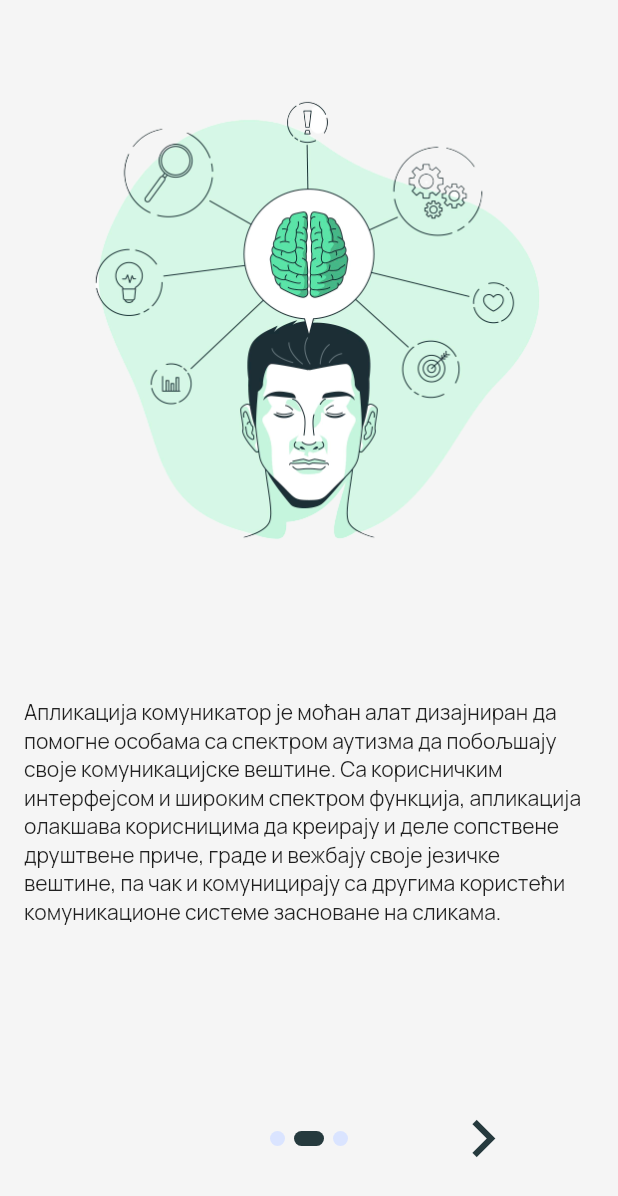
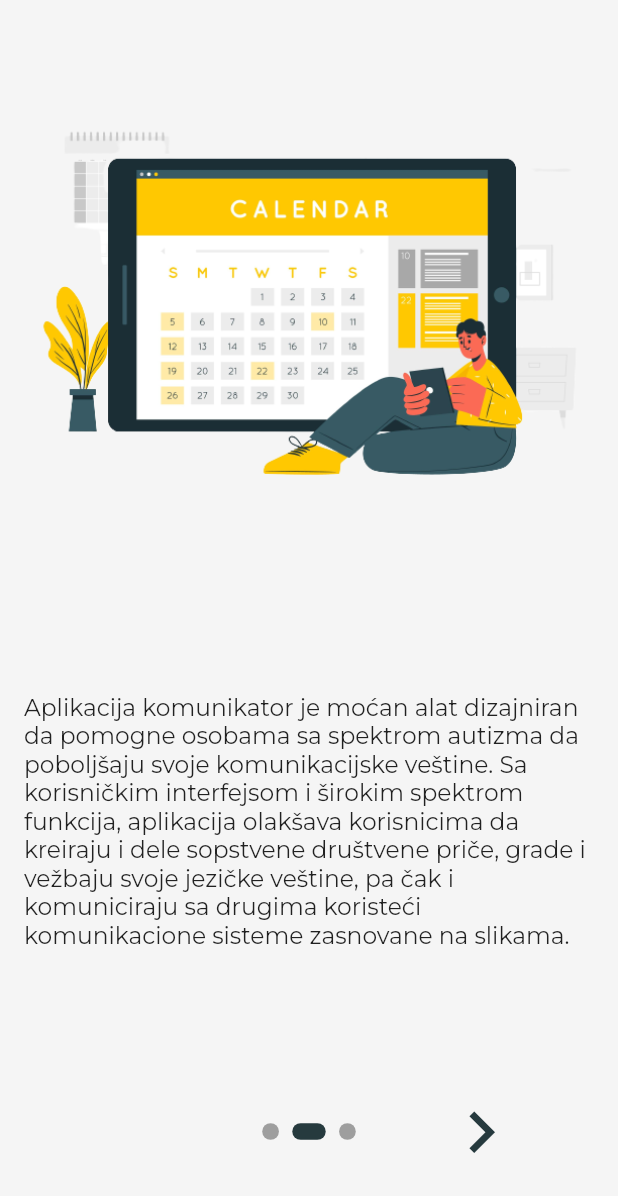
Before and after one commit to milan-kovac/communicator, a Flutter app: the screen it shows after launch, after a tap on the "chevron right" icon, on a phone screen of 412 x 824 dp. Shown: the top 1196 px of the screen. Run offline on Flutter 3.47's test engine with Material 2 defaults, Android fonts, the phone set to English and light mode, and no system bars; drawn by our look-alikes of introduction_screen; our stand-ins replace cloud_firestore, dotted_border, firebase_auth, firebase_core, firebase_storage, flutter_screenutil and 6 more; missing offline and left inert: flutter_event_calendar; accounts and stored records are empty.

Commit message:
Update intro page UI and responsive

```diff
--- a/lib/main.dart
+++ b/lib/main.dart
@@ -1,5 +1,6 @@
 import 'package:firebase_core/firebase_core.dart';
 import 'package:flutter/material.dart';
+import 'package:flutter_screenutil/flutter_screenutil.dart';
 import 'package:google_fonts/google_fonts.dart';
 import 'package:flutter_localizations/flutter_localizations.dart';
 import 'package:communicator/src/pages/home.page.dart';
@@ -18,10 +19,14 @@ class MyApp extends StatelessWidget {
   // This widget is the root of your application.
   @override
   Widget build(BuildContext context) {
+    return ScreenUtilInit(
+      designSize: const Size(320, 740),
+      minTextAdapt: true,
+      builder: (_, child) {
         return MaterialApp(
             title: 'Communicator',
             debugShowCheckedModeBanner: false,
-        theme: ThemeData(fontFamily: GoogleFonts.manrope().fontFamily),
+            theme: ThemeData(fontFamily: GoogleFonts.montserrat().fontFamily),
             localizationsDelegates: const [
               GlobalMaterialLocalizations.delegate,
               GlobalWidgetsLocalizations.delegate,
@@ -38,5 +43,7 @@ class MyApp extends StatelessWidget {
                   }
                   return const IntroPage();
                 }));
+      },
+    );
   }
 }
--- a/lib/src/pages/intro.page.dart
+++ b/lib/src/pages/intro.page.dart
@@ -4,7 +4,9 @@ import 'package:communicator/src/utils/router.helper.dart';
 import 'package:communicator/src/widgets/intro/intro.about.dart';
 import 'package:communicator/src/widgets/intro/intro.email.input.dart';
 import 'package:communicator/src/widgets/intro/intro.items.dart';
+import 'package:communicator/src/widgets/spinner/button.spinner.dart';
 import 'package:flutter/material.dart';
+import 'package:flutter_screenutil/flutter_screenutil.dart';
 import 'package:introduction_screen/introduction_screen.dart';
 
 import 'home.page.dart';
@@ -17,15 +19,21 @@ class IntroPage extends StatefulWidget {
 }
 
 class _IntroPageState extends State<IntroPage> {
-  var introKey = null;
-  var formKey = null;
+  late GlobalKey<IntroductionScreenState> introKey;
+  late GlobalKey<FormState> formKey;
   final inputController = TextEditingController();
-
+  bool spinner = false;
   bool formIsValid = false;
   String email = '';
 
-  Widget buildImage(String assetName, [double width = 350]) {
-    return SizedBox(height: double.infinity, width: double.infinity, child: Image.asset('assets/images/$assetName', width: width));
+  Widget buildImage(String assetName) {
+    return SizedBox(height: double.infinity, width: double.infinity, child: Image.asset('assets/images/$assetName', width: 500.w));
+  }
+
+  void setSpinner() {
+    setState(() {
+      spinner = !spinner;
+    });
   }
 
   @override
@@ -47,29 +55,36 @@ class _IntroPageState extends State<IntroPage> {
           allowImplicitScrolling: false,
           showDoneButton: formIsValid,
           dotsDecorator: DotsDecorator(
-              size: const Size.square(10.0),
-              activeSize: const Size(20.0, 10.0),
+              size: Size.square(10.r),
+              activeSize: Size(20.r, 10.r),
               activeColor: AppColors.darkGrean,
-              color: AppColors.washedOutBlue,
-              spacing: const EdgeInsets.symmetric(horizontal: 3.0),
-              activeShape: RoundedRectangleBorder(borderRadius: BorderRadius.circular(25.0))),
+              spacing: EdgeInsets.symmetric(horizontal: 4.r),
+              activeShape: RoundedRectangleBorder(borderRadius: BorderRadius.circular(25.r))),
+          nextStyle: ButtonStyle(
+            enableFeedback: true,
+             overlayColor: MaterialStateColor.resolveWith((states) => AppColors.lightGrean),
+          ),
+          doneStyle: ButtonStyle(
+            enableFeedback: true,
+             overlayColor: MaterialStateColor.resolveWith((states) => AppColors.lightGrean),
+          ),
           pages: [
             PageViewModel(
                 title: '',
-                bodyWidget: const IntroItems(),
+                bodyWidget: IntroItems(),
                 image: buildImage('intro1.png'),
-                decoration: const PageDecoration(imagePadding: EdgeInsets.only(bottom: 0, top: 50))),
+                decoration: PageDecoration(imagePadding: EdgeInsets.only(bottom: 0, top: 20.r))),
             PageViewModel(
                 title: "",
                 bodyWidget: const IntroAbout(),
                 image: buildImage('intro2.png'),
-                decoration: const PageDecoration(imagePadding: EdgeInsets.only(bottom: 0, top: 50))),
+                decoration: PageDecoration(imagePadding: EdgeInsets.only(bottom: 0, top: 20.r))),
             PageViewModel(
-                titleWidget: const Align(
+                titleWidget: Align(
                     alignment: Alignment.topLeft,
                     child: Text(
-                      'Унесите мејл',
-                      style: TextStyle(fontSize: 20),
+                      'Unesite mejl :',
+                      style: TextStyle(fontSize: 17.sp, fontWeight: FontWeight.bold),
                       textAlign: TextAlign.left,
                     )),
                 bodyWidget: Form(
@@ -81,25 +96,30 @@ class _IntroPageState extends State<IntroPage> {
                         }),
                     child: IntroEmailInput(inputController: inputController)),
                 image: buildImage('intro3.png'),
-                decoration: const PageDecoration(imagePadding: EdgeInsets.only(bottom: 0, top: 50))),
+                decoration: PageDecoration(imagePadding: EdgeInsets.only(bottom: 0, top: 20.r))),
           ],
           onDone: () {
+            setSpinner();
             FocusScope.of(context).unfocus();
-            AuthService.anonymousLogin(email).then((value) => RouterHelper(context: context, where: const HomePage()).goFadeAway());
+            AuthService.anonymousLogin(email).then((value) {
+              RouterHelper(context: context, where: const HomePage()).goFadeAway();
+            });
           },
           back: const Icon(Icons.arrow_back),
-          next: const Icon(
+          next: Icon(
             Icons.chevron_right_sharp,
             color: AppColors.darkGrean,
-            size: 50,
+            size: 50.r,
           ),
-          done: const Icon(
-            Icons.done_all_sharp,
-            color: AppColors.darkGrean,
-            size: 40,
-          ),
+          done: spinner
+              ? const ButtonSpinner(lineWidth: 3, size: 40)
+              : Icon(
+                  Icons.done_all_sharp,
+                  color: AppColors.darkGrean,
+                  size: 40.r,
+                ),
           curve: Curves.fastLinearToSlowEaseIn,
-          controlsMargin: const EdgeInsets.all(16),
+          controlsMargin: EdgeInsets.all(16.r),
         ),
       ),
     );
--- a/lib/src/services/event.service.dart
+++ b/lib/src/services/event.service.dart
@@ -21,7 +21,6 @@ class EventService {
 
       CollectionReference<Map<String, dynamic>> events = FirebaseFirestore.instance.collection('events');
       await events.add({'description': description, 'image': imageUrl, 'date': pickedDate, 'sound': '', 'user': user.id});
-
     } catch (error) {
       log('addEvent: $error');
       rethrow;
--- a/lib/src/utils/app.color.dart
+++ b/lib/src/utils/app.color.dart
@@ -1,16 +1,11 @@
 import 'package:flutter/material.dart';
 
 class AppColors {
-  static const darkPurple = Color(0xFF150c83);
-  static const lightPurple = Color(0xFF484af2);
-  static const washedOutBlue = Color(0xFFdae4ff);
-  static const pink = Color(0xFFff837b);
-  static const fadeddGray = Color(0xfff4f6f8);
-  static const gray = Color(0xFFc2c4c6);
-  static const fadedBlack = Color(0xFF1c1c22);
-
   static const backgroundColor = Color(0xFFf5f5f5);
   static const darkGrean = Color(0xFF263a3e);
   static const lightGrean = Color(0xFFa9cabc);
   static const ashes = Color(0xFFeeeeee);
+  static const fadedBlack = Color(0xFF1c1c22);
+  static const golden = Color(0xFFffc801);
+  static const fadedGold = Color(0xFFffdf7e);
 }
--- a/lib/src/widgets/intro/intro.about.dart
+++ b/lib/src/widgets/intro/intro.about.dart
@@ -1,6 +1,5 @@
 import 'package:flutter/cupertino.dart';
-import 'package:flutter/src/widgets/container.dart';
-import 'package:flutter/src/widgets/framework.dart';
+import 'package:flutter_screenutil/flutter_screenutil.dart';
 
 class IntroAbout extends StatelessWidget {
   const IntroAbout({super.key});
@@ -8,6 +7,8 @@ class IntroAbout extends StatelessWidget {
   @override
   Widget build(BuildContext context) {
     return Text(
-        'Апликација комуникатор је моћан алат дизајниран да помогне особама са спектром аутизма да побољшају своје комуникацијске вештине. Са корисничким интерфејсом и широким спектром функција, апликација олакшава корисницима да креирају и деле сопствене друштвене приче, граде и вежбају своје језичке вештине, па чак и комуницирају са другима користећи комуникационе системе засноване на сликама.');
+      'Aplikacija komunikator je moćan alat dizajniran da pomogne osobama sa spektrom autizma da poboljšaju svoje komunikacijske veštine. Sa korisničkim interfejsom i širokim spektrom funkcija, aplikacija olakšava korisnicima da kreiraju i dele sopstvene društvene priče, grade i vežbaju svoje jezičke veštine, pa čak i komuniciraju sa drugima koristeći komunikacione sisteme zasnovane na slikama.',
+      style: TextStyle(fontSize: 14.sp),
+    );
   }
 }
--- a/lib/src/widgets/intro/intro.email.input.dart
+++ b/lib/src/widgets/intro/intro.email.input.dart
@@ -1,4 +1,5 @@
 import 'package:flutter/material.dart';
+import 'package:flutter_screenutil/flutter_screenutil.dart';
 import '../../utils/app.color.dart';
 import '../../utils/validators.dart';
 
@@ -11,28 +12,28 @@ class IntroEmailInput extends StatelessWidget {
     return TextFormField(
       controller: inputController,
       autovalidateMode: AutovalidateMode.onUserInteraction,
-      validator: (value) => Validators(value: value.toString()).isValidEmail() ? null : 'Унесите исправну мејл адресу',
+      validator: (value) => Validators(value: value.toString()).isValidEmail() ? null : 'Unesite ispravnu mejl adresu.',
       cursorColor: Colors.black,
-      style: const TextStyle(decoration: TextDecoration.none, decorationColor: Colors.white, fontSize: 14),
+      style: TextStyle(decoration: TextDecoration.none, decorationColor: Colors.white, fontSize: 14.sp),
       decoration: InputDecoration(
-        errorStyle: const TextStyle(
-          fontSize: 12,
+        errorStyle: TextStyle(
+          fontSize: 12.sp,
+          fontWeight: FontWeight.bold
         ),
-        contentPadding: const EdgeInsets.all(20),
+        contentPadding: EdgeInsets.all(20.r),
         filled: true,
         fillColor: AppColors.backgroundColor,
         border: const UnderlineInputBorder(),
-        hintText: 'комуникатор@гмаил.цом',
-        suffixIcon: Icon(Icons.email_outlined, color: FocusScope.of(context).isFirstFocus ? AppColors.darkGrean : AppColors.darkGrean),
-        hintStyle: const TextStyle(color: Colors.black, fontSize: 14, fontStyle: FontStyle.italic, letterSpacing: 0.2),
-        enabledBorder: const OutlineInputBorder(
-          borderSide: BorderSide(color: AppColors.darkGrean),
+        hintText: 'komunikator@gmail.com',
+        hintStyle: TextStyle(color: Colors.black, fontSize: 13.sp, fontStyle: FontStyle.italic, letterSpacing: 0.2),
+        enabledBorder:  OutlineInputBorder(
+          borderSide: BorderSide(color: AppColors.darkGrean, width: 1.5.w),
         ),
-        focusedBorder: const OutlineInputBorder(
-          borderSide: BorderSide(color: AppColors.darkGrean),
+        focusedBorder:  OutlineInputBorder(
+          borderSide: BorderSide(color: AppColors.darkGrean, width: 1.5.w),
         ),
-        errorBorder: const OutlineInputBorder(
-          borderSide: BorderSide(width: 1, color: Colors.red),
+        errorBorder: OutlineInputBorder(
+          borderSide: BorderSide(width: 1.5.w, color: Colors.red),
         ),
       ),
     );
--- a/lib/src/widgets/intro/intro.items.dart
+++ b/lib/src/widgets/intro/intro.items.dart
@@ -1,37 +1,27 @@
 import 'package:communicator/src/utils/app.color.dart';
 import 'package:flutter/material.dart';
+import 'package:flutter_screenutil/flutter_screenutil.dart';
 import 'package:font_awesome_flutter/font_awesome_flutter.dart';
 
+// ignore: must_be_immutable
 class IntroItems extends StatelessWidget {
-  const IntroItems({super.key});
-
+  IntroItems({super.key});
+  List<String> items = ['Edukacija', 'Planiranje', 'Podrška'];
+  List<String> icons = ['assets/images/education.png','assets/images/calendar.png','assets/images/support.png'];
   @override
   Widget build(BuildContext context) {
-    return Container(
+    return SizedBox(
       width: double.infinity,
       child: Column(
-        children: const [
-          ListTile(
-            leading: FaIcon(
-              FontAwesomeIcons.book,
-              color: AppColors.darkGrean,
+        children: [
+          for (var i = 0; i < items.length; i++)
+            ListTile(
+              leading: Image.asset(icons[i], width: 35.w,),
+              title: Text(
+                items[i],
+                style: TextStyle(fontSize: 16.sp, fontWeight: FontWeight.bold),
+              ),
             ),
-            title: Text('Едукација'),
-          ),
-          ListTile(
-            leading: FaIcon(
-              FontAwesomeIcons.calendarDay,
-              color: AppColors.darkGrean,
-            ),
-            title: Text('Планирање'),
-          ),
-          ListTile(
-            leading: FaIcon(
-              FontAwesomeIcons.headset,
-              color: AppColors.darkGrean,
-            ),
-            title: Text('Подршка'),
-          ),
         ],
       ),
     );
--- a/pubspec.yaml
+++ b/pubspec.yaml
@@ -30,6 +30,7 @@ dependencies:
   image_picker: ^0.8.6+1
   firebase_storage: ^11.0.10
   flutter_launcher_icons: ^0.11.0
+  flutter_screenutil: ^5.6.1
 
 dev_dependencies:
   flutter_test:
@@ -51,5 +52,5 @@ flutter:
 flutter_icons:
   android: "launcher_icon"
   ios: true
-  image_path: "assets/images/logo.png"
+  image_path: "assets/images/logo.jpg"
   min_sdk_android: 21
```
Also changed, not shown: lib/src/widgets/global/sidebar.dart (+19 -40 lines), lib/src/widgets/spinner/button.spinner.dart (added, +16 -0 lines), assets/images/calendar.png (added), assets/images/education.png (added), assets/images/gmail.png (added), assets/images/intro1.png, assets/images/intro2.png, assets/images/intro3.png, assets/images/logo.jpg (added), assets/images/support.png (added), pubspec.lock, 26 other files. Lines whose indentation alone changed are shown as unchanged.
